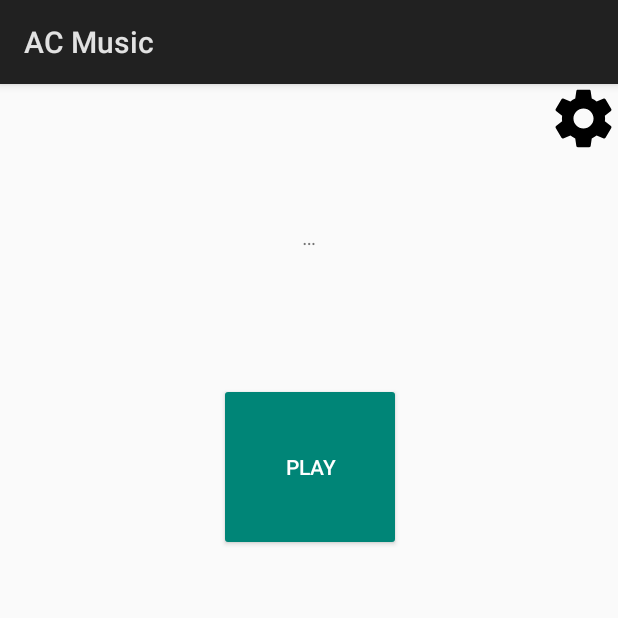
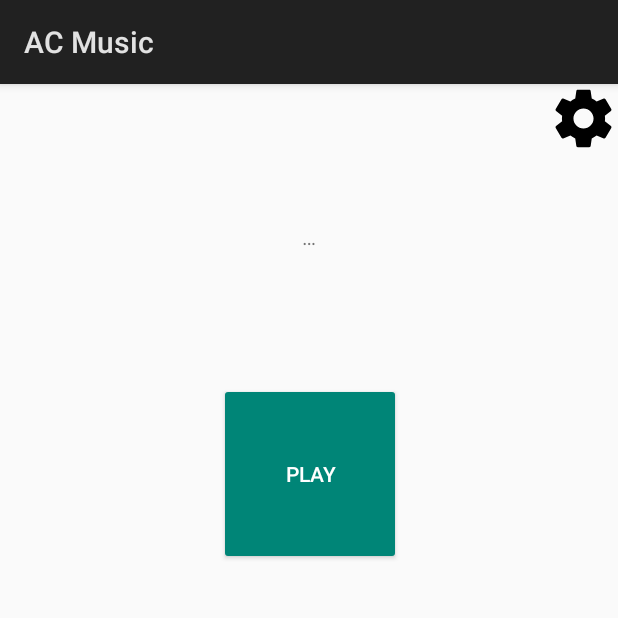
Before and after one commit to sol-foxie/acmusic, an Android app: the screen it shows after launch (MainActivity), on a phone screen of 412 x 824 dp, the top half of it. Run offline under Robolectric (Android 15) with nearby library versions, the phone set to English and light mode, and no system bars.

Commit message:
play button now has proper 1:1 dimension

```diff
--- a/app/src/main/res/layout/activity_main.xml
+++ b/app/src/main/res/layout/activity_main.xml
@@ -10,7 +10,7 @@
     <Button
             android:text="@string/play"
             android:layout_width="121dp"
-            android:layout_height="112dp"
+            android:layout_height="121dp"
             android:id="@+id/playPause"
             style="@android:style/Widget.Material.Button.Colored"
             app:layout_constraintStart_toStartOf="parent"
```
